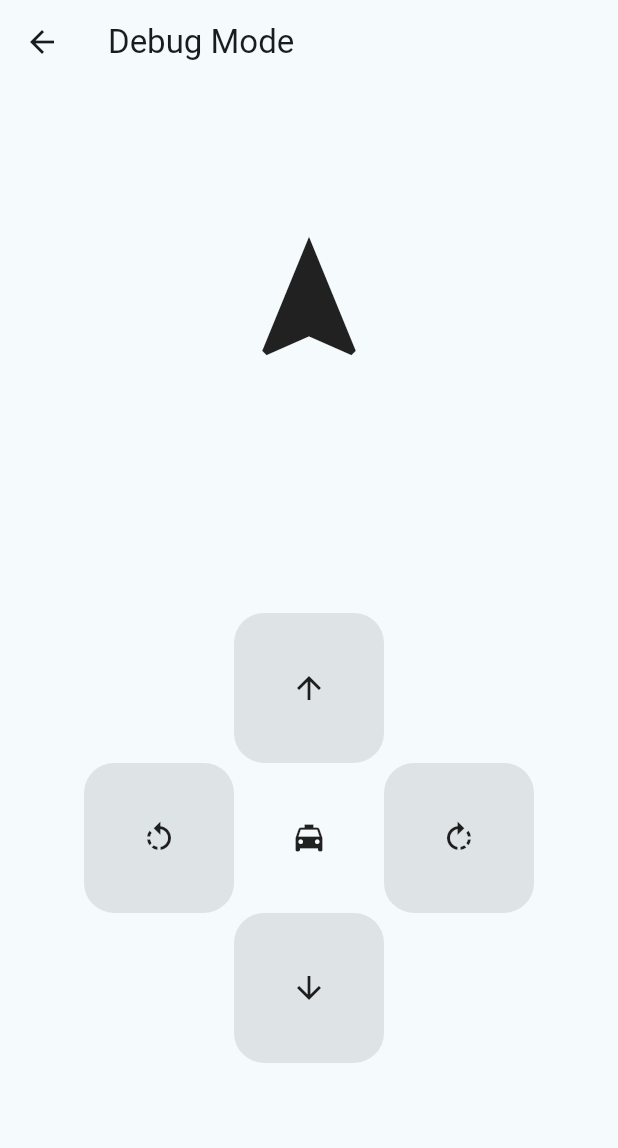
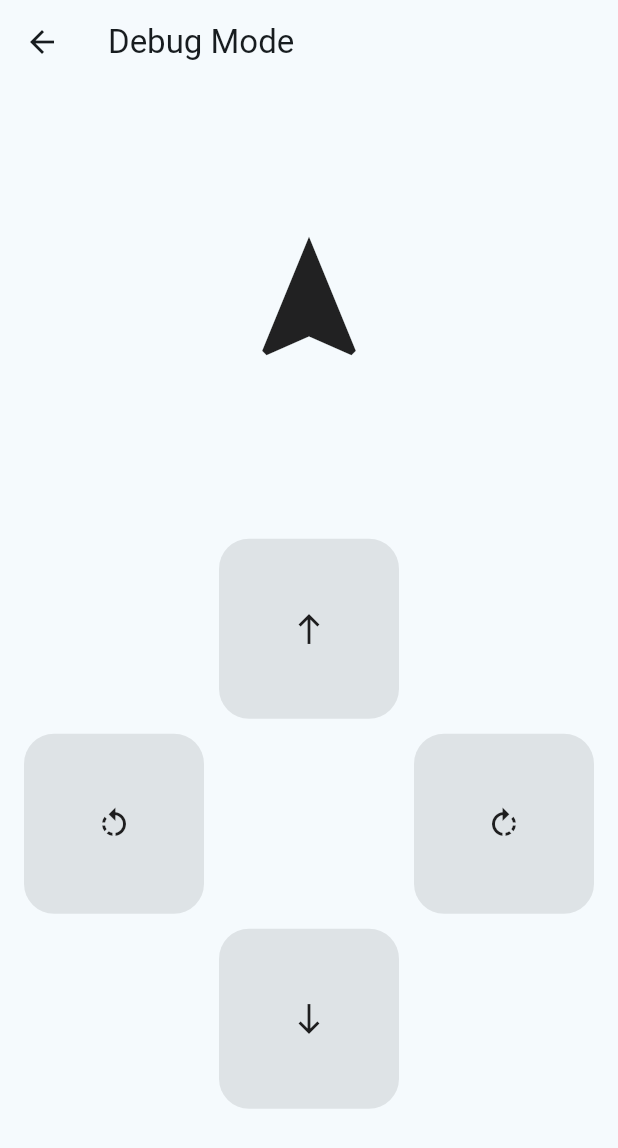
Before and after one commit to zzzJe/Carduible, a Flutter app: the screen it shows after launch, after a tap on "🛠 Debug", on a phone screen of 412 x 824 dp. Shown: the top 1148 px of the screen. Run offline on Flutter 3.47's test engine with Material 3 defaults, Android fonts, the phone set to English and light mode, and no system bars; our stand-ins replace flutter_blue_plus, go_router, google_mobile_ads, permission_handler, shared_preferences; network calls fail.

Commit message:
add custom button panel

```diff
--- a/lib/main.dart
+++ b/lib/main.dart
@@ -1,4 +1,5 @@
 import 'package:eecamp/providers/bluetooth_provider.dart';
+import 'package:eecamp/providers/settings_provider.dart';
 import 'package:eecamp/services/navigation_service.dart';
 import 'package:eecamp/theme/theme.dart';
 import 'package:flutter/material.dart';
@@ -7,7 +8,7 @@ import 'package:flutter_blue_plus/flutter_blue_plus.dart';
 import 'package:provider/provider.dart';
 import 'package:google_mobile_ads/google_mobile_ads.dart';
 
-void main() {
+Future<void> main() async {
   WidgetsFlutterBinding.ensureInitialized();
   MobileAds.instance.initialize();
   // RequestConfiguration requestConfiguration = RequestConfiguration(
@@ -19,11 +20,14 @@ void main() {
     DeviceOrientation.portraitDown,
   ]);
   FlutterBluePlus.setLogLevel(LogLevel.verbose, color: true);
-  runApp(const InitProvider());
+  final buttonSettingsProvider = ButtonSettingsProvider();
+  await buttonSettingsProvider.loadSettings();
+  runApp(InitProvider(buttonSettingsProvider: buttonSettingsProvider));
 }
 
 class InitProvider extends StatelessWidget {
-  const InitProvider({super.key});
+  const InitProvider({super.key, required this.buttonSettingsProvider});
+  final ButtonSettingsProvider buttonSettingsProvider;
 
   @override
   Widget build(BuildContext context) {
@@ -35,6 +39,7 @@ class InitProvider extends StatelessWidget {
         ChangeNotifierProvider(
           create: (_) => BluetoothProvider(),
         ),
+        ChangeNotifierProvider.value(value: buttonSettingsProvider),
       ],
       child: const MainApp(),
     );
--- /dev/null
+++ b/lib/providers/settings_provider.dart
@@ -0,0 +1,52 @@
+import 'package:flutter/foundation.dart';
+import 'package:shared_preferences/shared_preferences.dart';
+
+class ButtonSettingsProvider extends ChangeNotifier {
+  static const int numButtons = 9;
+  static const List<bool> defaultButtonEnabled = [false, true, false, true, false, true, false, true, false];
+
+  List<bool> _buttonEnabled = List.from(defaultButtonEnabled);
+  bool _isLoaded = false;
+
+  List<bool> get buttonEnabled => _buttonEnabled;
+  bool get isLoaded => _isLoaded;
+
+  bool getButtonState(int index) {
+    if (index >= 0 && index < _buttonEnabled.length) {
+      return _buttonEnabled[index];
+    }
+    return false;
+  }
+
+  void setButtonState(int index, bool value) {
+    if (index >= 0 && index < _buttonEnabled.length) {
+      _buttonEnabled[index] = value;
+      notifyListeners();
+      _saveSettings();
+    }
+  }
+
+  void resetToDefaults() {
+    _buttonEnabled = List.from(defaultButtonEnabled);
+    notifyListeners();
+    _saveSettings();
+  }
+
+  Future<void> loadSettings() async {
+    if (_isLoaded) return; // 避免重複加載
+
+    final prefs = await SharedPreferences.getInstance();
+    for (int i = 0; i < numButtons; i++) {
+      _buttonEnabled[i] = prefs.getBool('buttonEnabled_$i') ?? defaultButtonEnabled[i];
+    }
+    _isLoaded = true;
+    notifyListeners();
+  }
+
+  Future<void> _saveSettings() async {
+    final prefs = await SharedPreferences.getInstance();
+    for (int i = 0; i < _buttonEnabled.length; i++) {
+      await prefs.setBool('buttonEnabled_$i', _buttonEnabled[i]);
+    }
+  }
+}
--- a/lib/widgets/control_page/control_button.dart
+++ b/lib/widgets/control_page/control_button.dart
@@ -15,13 +15,23 @@ class ControlButton extends StatelessWidget {
   Widget getButtonIcon(ControlButtonTypes type) {
     switch (type) {
       case ControlButtonTypes.forward:
-        return const Icon(Icons.arrow_upward);
+        return const Icon(Icons.north);
       case ControlButtonTypes.backward:
-        return const Icon(Icons.arrow_downward);
+        return const Icon(Icons.south);
       case ControlButtonTypes.left:
         return const Icon(Icons.rotate_left);
       case ControlButtonTypes.right:
         return const Icon(Icons.rotate_right);
+      case ControlButtonTypes.mid:
+        return const Icon(Icons.circle_outlined);
+      case ControlButtonTypes.leftTop:
+        return const Icon(Icons.north_west);
+      case ControlButtonTypes.rightTop:
+        return const Icon(Icons.north_east);
+      case ControlButtonTypes.leftBottom:
+        return const Icon(Icons.south_west);
+      case ControlButtonTypes.rightBottom:
+        return const Icon(Icons.south_east);
     }
   }
 
@@ -35,6 +45,16 @@ class ControlButton extends StatelessWidget {
         return MoveStates.left;
       case ControlButtonTypes.right:
         return MoveStates.right;
+      case ControlButtonTypes.mid:
+        return MoveStates.mid;
+      case ControlButtonTypes.leftTop:
+        return MoveStates.leftTop;
+      case ControlButtonTypes.rightTop:
+        return MoveStates.rightTop;
+      case ControlButtonTypes.leftBottom:
+        return MoveStates.leftBottom;
+      case ControlButtonTypes.rightBottom:
+        return MoveStates.rightBottom;
     }
   }
 
--- a/lib/widgets/control_page/control_panel.dart
+++ b/lib/widgets/control_page/control_panel.dart
@@ -1,7 +1,9 @@
+import 'package:eecamp/providers/settings_provider.dart';
 import 'package:eecamp/services/navigation_service.dart';
 import 'package:eecamp/widgets/animated_hints/animated_hint_backward.dart';
 import 'package:eecamp/widgets/animated_hints/animated_hint_forward.dart';
 import 'package:eecamp/widgets/animated_hints/animated_hint_left.dart';
+import 'package:eecamp/widgets/animated_hints/animated_hint_others.dart';
 import 'package:eecamp/widgets/animated_hints/animated_hint_right.dart';
 import 'package:eecamp/widgets/control_page/control_button.dart';
 import 'package:eecamp/widgets/home_page/home_page.dart';
@@ -11,8 +13,20 @@ import 'package:go_router/go_router.dart';
 import 'package:provider/provider.dart';
 import 'package:eecamp/providers/bluetooth_provider.dart';
 
-enum MoveStates {forward, backward, left, right, stop}
-enum ControlButtonTypes {forward, backward, left, right}
+enum MoveStates {forward, backward, left, right, stop, mid, leftTop, rightTop, leftBottom, rightBottom}
+enum ControlButtonTypes {forward, backward, left, right, mid, leftTop, rightTop, leftBottom, rightBottom}
+
+final Map<ControlButtonTypes, int> buttonTypeToIndex = {
+  ControlButtonTypes.leftTop: 0,
+  ControlButtonTypes.forward: 1,
+  ControlButtonTypes.rightTop: 2,
+  ControlButtonTypes.left: 3,
+  ControlButtonTypes.mid: 4,
+  ControlButtonTypes.right: 5,
+  ControlButtonTypes.leftBottom: 6,
+  ControlButtonTypes.backward: 7,
+  ControlButtonTypes.rightBottom: 8,
+};
 
 class ControlPanel extends StatefulWidget {
   const ControlPanel({super.key});
@@ -73,6 +87,21 @@ class _ControlPanelState extends State<ControlPanel> {
       case MoveStates.right:
         sendMessage('d');
         break;
+      case MoveStates.mid:
+        sendMessage('x');
+        break;
+      case MoveStates.leftTop:
+        sendMessage('q');
+        break;
+      case MoveStates.rightTop:
+        sendMessage('e');
+        break;
+      case MoveStates.leftBottom:
+        sendMessage('z');
+        break;
+      case MoveStates.rightBottom:
+        sendMessage('c');
+        break;
       default:
         sendMessage('0');
     }
@@ -88,16 +117,38 @@ class _ControlPanelState extends State<ControlPanel> {
         return const AnimatedHintLeft();
       case MoveStates.right:
         return const AnimatedHintRight();
-      default:
+      case MoveStates.stop:
         return const Icon(
           Icons.navigation,
           size: 100,
         );
+      default:
+        return const AnimatedHintOthers();
     }
+  }
+
+  Widget conditionalButton(ControlButtonTypes type, ButtonSettingsProvider settingsProvider) {
+
+    int index = buttonTypeToIndex[type]!;
+
+    // check if the button is enabled
+    if (!settingsProvider.getButtonState(index)) {
+      // if not enabled, return an empty SizedBox
+      return const SizedBox(width: 60, height: 60);
+    }
+
+    // if enabled, return the ControlButton widget
+    return ControlButton(
+      type: type,
+      state: state,
+      setMoveState: setMoveStates,
+    );
   }
 
   @override
   Widget build(BuildContext context) {
+    return Consumer<ButtonSettingsProvider>(
+      builder: (context, buttonSettings, child) {
         return Column(
           children: [
             Expanded(
@@ -110,44 +161,32 @@ class _ControlPanelState extends State<ControlPanel> {
                 margin: const EdgeInsets.all(0),
                 color: Theme.of(context).colorScheme.surface,
                 elevation: 0,
-            child: Column(
-              mainAxisAlignment: MainAxisAlignment.center,
+                child: Padding(
+                  padding: const EdgeInsets.all(16.0),
+                  child: GridView.count(
+                    crossAxisCount: 3,
+                    shrinkWrap: true,
+                    physics: const NeverScrollableScrollPhysics(),
+                    mainAxisSpacing: 10,
+                    crossAxisSpacing: 10,
                     children: [
-                ControlButton(
-                  type: ControlButtonTypes.forward,
-                  state: state,
-                  setMoveState: setMoveStates,
-                ),
-                Row(
-                  mainAxisAlignment: MainAxisAlignment.center,
-                  children: [
-                    ControlButton(
-                      type: ControlButtonTypes.left,
-                      state: state,
-                      setMoveState: setMoveStates,
-                    ),
-                    const SizedBox(
-                      width: 100,
-                      height: 100,
-                      child: Icon(Icons.local_taxi),
-                    ),
-                    ControlButton(
-                      type: ControlButtonTypes.right,
-                      state: state,
-                      setMoveState: setMoveStates,
-                    ),
+                      conditionalButton(ControlButtonTypes.leftTop, buttonSettings),
+                      conditionalButton(ControlButtonTypes.forward, buttonSettings),
+                      conditionalButton(ControlButtonTypes.rightTop, buttonSettings),
+                      conditionalButton(ControlButtonTypes.left, buttonSettings),
+                      conditionalButton(ControlButtonTypes.mid, buttonSettings),
+                      conditionalButton(ControlButtonTypes.right, buttonSettings),
+                      conditionalButton(ControlButtonTypes.leftBottom, buttonSettings),
+                      conditionalButton(ControlButtonTypes.backward, buttonSettings),
+                      conditionalButton(ControlButtonTypes.rightBottom, buttonSettings),
                     ],
                   ),
-                ControlButton(
-                  type: ControlButtonTypes.backward,
-                  state: state,
-                  setMoveState: setMoveStates,
-                ),
-              ],
                 ),
               ),
             ),
           ],
         );
+      },
+    );
   }
 }
--- a/lib/widgets/home_page/home_page.dart
+++ b/lib/widgets/home_page/home_page.dart
@@ -128,6 +128,12 @@ class _HomePageState extends State<HomePage> with SingleTickerProviderStateMixin
                   onPressed: isScanning ? null : checkPermissions,
                 ),
               ),
+              IconButton(
+                icon: const Icon(Icons.settings),
+                onPressed: () {
+                  Provider.of<NavigationService>(context, listen: false).goSettings();
+                },
+              ),
             ],
           ),
           SliverList(
--- a/pubspec.yaml
+++ b/pubspec.yaml
@@ -39,6 +39,7 @@ dependencies:
   provider: ^6.1.2
   go_router: ^14.0.1
   google_mobile_ads: ^5.2.0
+  shared_preferences: ^2.5.3
 
 dev_dependencies:
   flutter_test:
```
Also changed, not shown: lib/services/navigation_service.dart (+14 -0 lines), lib/widgets/animated_hints/animated_hint_others.dart (added, +66 -0 lines), lib/widgets/settings_page/settings_page.dart (added, +119 -0 lines), lib/widgets/control_page/control_page.dart (indentation only), pubspec.lock, 12 other files. Lines whose indentation alone changed are shown as unchanged.
